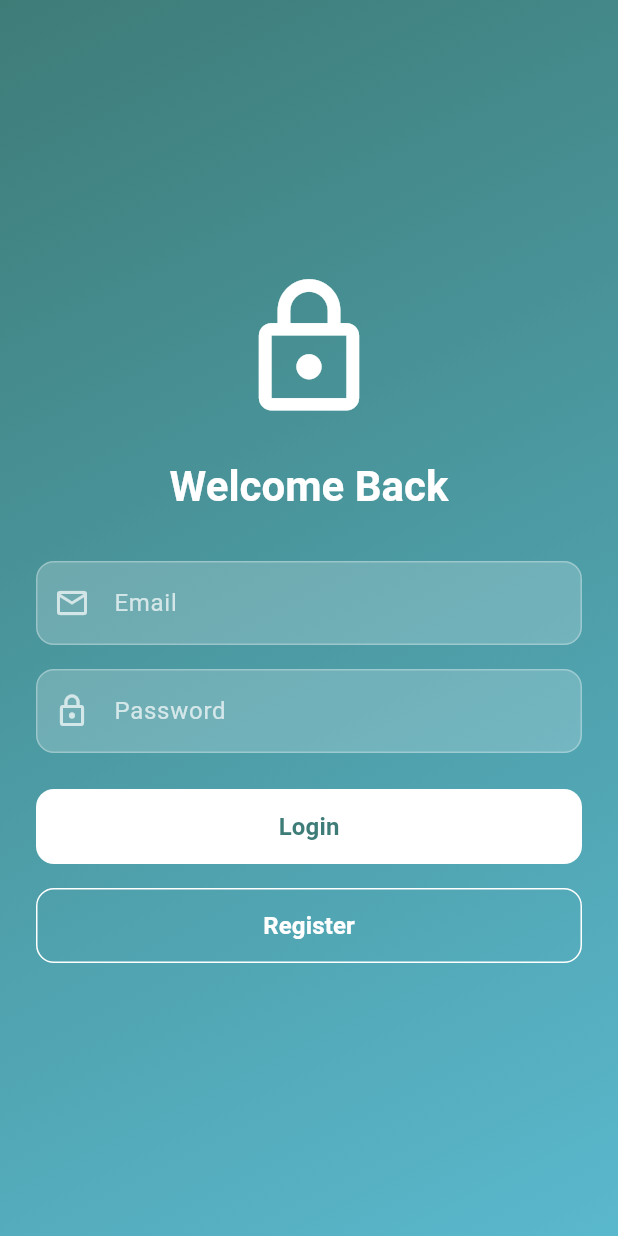
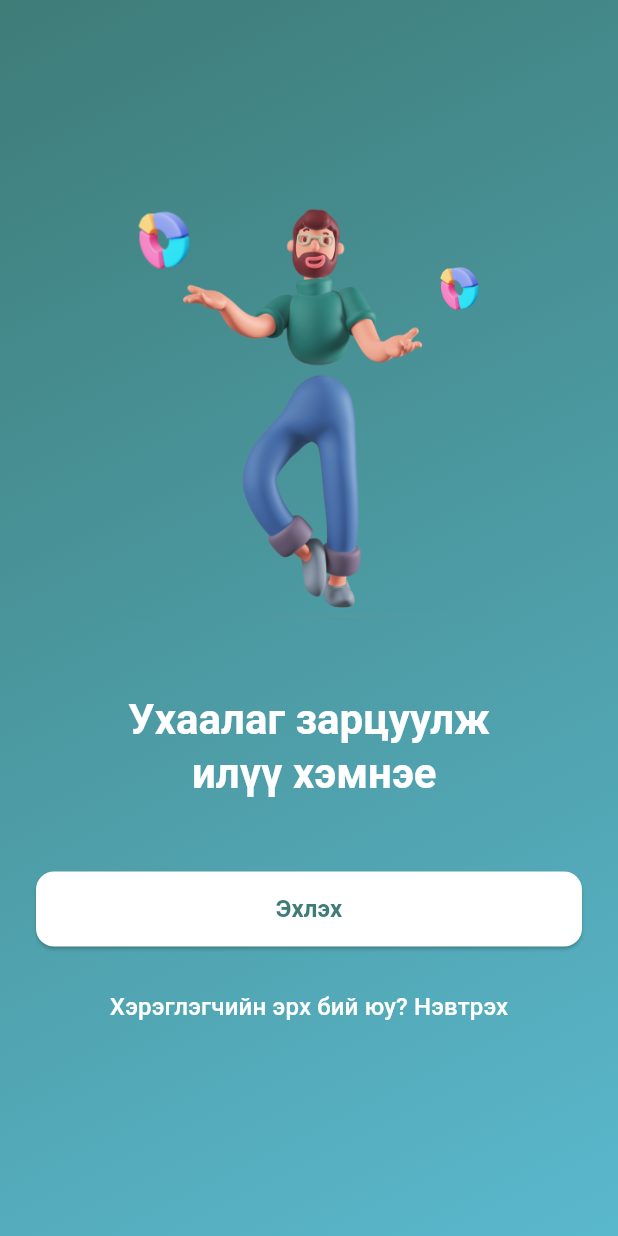
Before and after one commit to Shagai-555/financeApp, a Flutter app: the screen it shows after launch, on a phone screen of 412 x 824 dp. Run offline on Flutter 3.47's test engine with Material 3 defaults, Android fonts, the phone set to English and light mode, and no system bars; our stand-ins replace firebase_auth, firebase_core, google_fonts, toastification; accounts and stored records are empty.

Commit message:
first 4 screen done

```diff
--- a/lib/screens/login.dart
+++ b/lib/screens/login.dart
@@ -1,5 +1,7 @@
 import 'package:firebase_auth/firebase_auth.dart';
 import 'package:flutter/material.dart';
+import 'package:toastification/toastification.dart';
+import 'package:google_fonts/google_fonts.dart';
 
 class LoginPage extends StatefulWidget {
   const LoginPage({super.key});
@@ -16,6 +18,20 @@ class _LoginPageState extends State<LoginPage> {
   bool _isLoggedIn = false;
   int _counter = 0;
 
+  void _showToast(String message, {bool isError = true}) {
+    toastification.show(
+      context: context,
+      type: isError ? ToastificationType.error : ToastificationType.success,
+      style: ToastificationStyle.flatColored,
+      description: Text(
+        message,
+        style: const TextStyle(color: Colors.black),
+      ),
+      alignment: Alignment.topRight,
+      direction: TextDirection.ltr,
+    );
+  }
+
   Future<void> _signIn() async {
     try {
       await _auth.signInWithEmailAndPassword(
@@ -26,29 +42,10 @@ class _LoginPageState extends State<LoginPage> {
         setState(() {
           _isLoggedIn = true;
         });
+        _showToast('Амжилттай нэвтэрлээ', isError: false);
       }
     } on FirebaseAuthException catch (e) {
-      setState(() {
-        _errorMessage = e.message ?? 'An error occurred';
-      });
-    }
-  }
-
-  Future<void> _register() async {
-    try {
-      await _auth.createUserWithEmailAndPassword(
-        email: _emailController.text,
-        password: _passwordController.text,
-      );
-      if (mounted) {
-        setState(() {
-          _isLoggedIn = true;
-        });
-      }
-    } on FirebaseAuthException catch (e) {
-      setState(() {
-        _errorMessage = e.message ?? 'An error occurred during registration';
-      });
+      _showToast(e.message ?? 'Алдаа гарлаа');
     }
   }
 
@@ -60,7 +57,6 @@ class _LoginPageState extends State<LoginPage> {
 
   @override
   Widget build(BuildContext context) {
-    // Define your custom colors
     final primaryColor = Color(0xFF3E7C78);
     final secondaryColor = Color(0xFF5AB8CD);
 
@@ -87,7 +83,7 @@ class _LoginPageState extends State<LoginPage> {
             mainAxisAlignment: MainAxisAlignment.center,
             children: <Widget>[
               const Text(
-                'You have pushed the button this many times:',
+                'Та энэ товчлуурыг олон удаа дарсан:',
               ),
               Text(
                 '$_counter',
@@ -105,7 +101,17 @@ class _LoginPageState extends State<LoginPage> {
     }
 
     return Scaffold(
+      extendBodyBehindAppBar: true,
+      appBar: AppBar(
+        backgroundColor: Colors.transparent,
+        elevation: 0,
+        leading: IconButton(
+          icon: const Icon(Icons.arrow_back, color: Colors.white),
+          onPressed: () => Navigator.pop(context),
+        ),
+      ),
       body: Container(
+        height: MediaQuery.of(context).size.height,
         decoration: BoxDecoration(
           gradient: LinearGradient(
             begin: Alignment.topLeft,
@@ -116,27 +122,30 @@ class _LoginPageState extends State<LoginPage> {
             ],
           ),
         ),
-        child: SafeArea(
-          child: Center(
         child: SingleChildScrollView(
           child: Padding(
-                padding: const EdgeInsets.all(24.0),
+            padding: EdgeInsets.only(
+              top: MediaQuery.of(context).padding.top +
+                  AppBar().preferredSize.height +
+                  20,
+              left: 24.0,
+              right: 24.0,
+              bottom: 24.0,
+            ),
             child: Column(
               mainAxisAlignment: MainAxisAlignment.center,
               children: [
-                    // Logo or App Name
-                    Icon(
-                      Icons.lock_outlined,
-                      size: 100,
-                      color: Colors.white,
+                Image.asset(
+                  'assets/login.png',
+                  height: 200,
                 ),
                 const SizedBox(height: 24),
                 Text(
-                      'Welcome Back',
-                      style:
-                          Theme.of(context).textTheme.headlineMedium?.copyWith(
+                  'Тавтай морилно уу !',
+                  style: GoogleFonts.caveat(
+                    fontSize: 4,
                     color: Colors.white,
-                                fontWeight: FontWeight.bold,
+                    fontWeight: FontWeight.w400,
                   ),
                 ),
                 const SizedBox(height: 32),
@@ -144,10 +153,10 @@ class _LoginPageState extends State<LoginPage> {
                 TextField(
                   controller: _emailController,
                   decoration: InputDecoration(
-                        labelText: 'Email',
-                        labelStyle: TextStyle(color: Colors.white70),
+                    labelText: 'И-мейл хаяг',
+                    labelStyle: const TextStyle(color: Colors.white70),
                     prefixIcon:
-                            Icon(Icons.email_outlined, color: Colors.white70),
+                        const Icon(Icons.email_outlined, color: Colors.white70),
                     filled: true,
                     fillColor: Colors.white.withOpacity(0.2),
                     border: OutlineInputBorder(
@@ -156,14 +165,14 @@ class _LoginPageState extends State<LoginPage> {
                     ),
                     enabledBorder: OutlineInputBorder(
                       borderRadius: BorderRadius.circular(12),
-                          borderSide: BorderSide(color: Colors.white30),
+                      borderSide: const BorderSide(color: Colors.white30),
                     ),
                     focusedBorder: OutlineInputBorder(
                       borderRadius: BorderRadius.circular(12),
-                          borderSide: BorderSide(color: Colors.white),
+                      borderSide: const BorderSide(color: Colors.white),
                     ),
                   ),
-                      style: TextStyle(color: Colors.white),
+                  style: const TextStyle(color: Colors.white),
                   keyboardType: TextInputType.emailAddress,
                 ),
                 const SizedBox(height: 16),
@@ -171,10 +180,10 @@ class _LoginPageState extends State<LoginPage> {
                 TextField(
                   controller: _passwordController,
                   decoration: InputDecoration(
-                        labelText: 'Password',
-                        labelStyle: TextStyle(color: Colors.white70),
+                    labelText: 'Нууц үг',
+                    labelStyle: const TextStyle(color: Colors.white70),
                     prefixIcon:
-                            Icon(Icons.lock_outline, color: Colors.white70),
+                        const Icon(Icons.lock_outline, color: Colors.white70),
                     filled: true,
                     fillColor: Colors.white.withOpacity(0.2),
                     border: OutlineInputBorder(
@@ -183,14 +192,14 @@ class _LoginPageState extends State<LoginPage> {
                     ),
                     enabledBorder: OutlineInputBorder(
                       borderRadius: BorderRadius.circular(12),
-                          borderSide: BorderSide(color: Colors.white30),
+                      borderSide: const BorderSide(color: Colors.white30),
                     ),
                     focusedBorder: OutlineInputBorder(
                       borderRadius: BorderRadius.circular(12),
-                          borderSide: BorderSide(color: Colors.white),
+                      borderSide: const BorderSide(color: Colors.white),
                     ),
                   ),
-                      style: TextStyle(color: Colors.white),
+                  style: const TextStyle(color: Colors.white),
                   obscureText: true,
                 ),
                 const SizedBox(height: 24),
@@ -221,30 +230,7 @@ class _LoginPageState extends State<LoginPage> {
                       elevation: 0,
                     ),
                     child: const Text(
-                          'Login',
-                          style: TextStyle(
-                            fontSize: 16,
-                            fontWeight: FontWeight.bold,
-                          ),
-                        ),
-                      ),
-                    ),
-                    const SizedBox(height: 16),
-                    // Register Button
-                    SizedBox(
-                      width: double.infinity,
-                      height: 50,
-                      child: OutlinedButton(
-                        onPressed: _register,
-                        style: OutlinedButton.styleFrom(
-                          shape: RoundedRectangleBorder(
-                            borderRadius: BorderRadius.circular(12),
-                          ),
-                          side: const BorderSide(color: Colors.white),
-                          foregroundColor: Colors.white,
-                        ),
-                        child: const Text(
-                          'Register',
+                      'Нэвтрэх',
                       style: TextStyle(
                         fontSize: 16,
                         fontWeight: FontWeight.bold,
@@ -253,8 +239,6 @@ class _LoginPageState extends State<LoginPage> {
                   ),
                 ),
               ],
-                ),
-              ),
             ),
           ),
         ),
--- /dev/null
+++ b/lib/screens/preview.dart
@@ -0,0 +1,125 @@
+import 'package:flutter/material.dart';
+import './registration.dart';
+import './login.dart';
+
+class PreviewScreen extends StatelessWidget {
+  const PreviewScreen({super.key});
+
+  @override
+  Widget build(BuildContext context) {
+    return Scaffold(
+      body: Container(
+        decoration: const BoxDecoration(
+          gradient: LinearGradient(
+            begin: Alignment.topLeft,
+            end: Alignment.bottomRight,
+            colors: [
+              Color(0xFF3E7C78),
+              Color(0xFF5AB8CD),
+            ],
+          ),
+        ),
+        child: SafeArea(
+          child: Padding(
+            padding: const EdgeInsets.all(24.0),
+            child: Column(
+              mainAxisAlignment: MainAxisAlignment.center,
+              children: [
+                SizedBox(
+                  height: 300,
+                  width: double.infinity,
+                  child: Stack(
+                    fit: StackFit.expand,
+                    children: [
+                      Padding(
+                        padding: const EdgeInsets.all(10),
+                        child: Center(
+                          child: Image.asset(
+                            'assets/man.png',
+                            height: 300,
+                          ),
+                        ),
+                      ),
+                      Positioned(
+                        top: 0,
+                        left: 55,
+                        child: Image.asset(
+                          'assets/Donut.png',
+                          height: 60,
+                        ),
+                      ),
+                      Positioned(
+                        top: 40,
+                        right: 60,
+                        child: Image.asset(
+                          'assets/Donut.png',
+                          height: 45,
+                        ),
+                      ),
+                    ],
+                  ),
+                ),
+                const SizedBox(height: 32),
+                Text(
+                  'Ухаалаг зарцуулж \n илүү хэмнэе',
+                  style: Theme.of(context).textTheme.headlineMedium?.copyWith(
+                        color: Colors.white,
+                        fontWeight: FontWeight.bold,
+                      ),
+                  textAlign: TextAlign.center,
+                ),
+                const SizedBox(height: 48),
+                SizedBox(
+                  width: double.infinity,
+                  height: 50,
+                  child: ElevatedButton(
+                    onPressed: () {
+                      Navigator.push(
+                        context,
+                        MaterialPageRoute(
+                          builder: (context) => const RegistrationPage(),
+                        ),
+                      );
+                    },
+                    style: ElevatedButton.styleFrom(
+                      shape: RoundedRectangleBorder(
+                        borderRadius: BorderRadius.circular(12),
+                      ),
+                      backgroundColor: Colors.white,
+                      foregroundColor: const Color(0xFF3E7C78),
+                    ),
+                    child: const Text(
+                      'Эхлэх',
+                      style: TextStyle(
+                        fontSize: 16,
+                        fontWeight: FontWeight.bold,
+                      ),
+                    ),
+                  ),
+                ),
+                const SizedBox(height: 16),
+                TextButton(
+                  onPressed: () {
+                    Navigator.push(
+                      context,
+                      MaterialPageRoute(
+                        builder: (context) => const LoginPage(),
+                      ),
+                    );
+                  },
+                  child: const Text(
+                    'Хэрэглэгчийн эрх бий юу? Нэвтрэх',
+                    style: TextStyle(
+                      color: Colors.white,
+                      fontSize: 16,
+                    ),
+                  ),
+                ),
+              ],
+            ),
+          ),
+        ),
+      ),
+    );
+  }
+}
--- a/pubspec.yaml
+++ b/pubspec.yaml
@@ -38,6 +38,8 @@ dependencies:
   firebase_core: ^3.8.0
   firebase_auth: ^5.3.3
   flutter_svg: ^2.0.9
+  google_fonts: ^6.1.0
+  toastification: ^1.2.0
 
 dev_dependencies:
   flutter_test:
```
Also changed, not shown: lib/screens/registration.dart (added, +222 -0 lines), lib/screens/splash.dart (+44 -31 lines), assets/Donut.png (added), assets/login.png (added), assets/man.png, pubspec.lock, 3 other files. Lines whose indentation alone changed are shown as unchanged.
